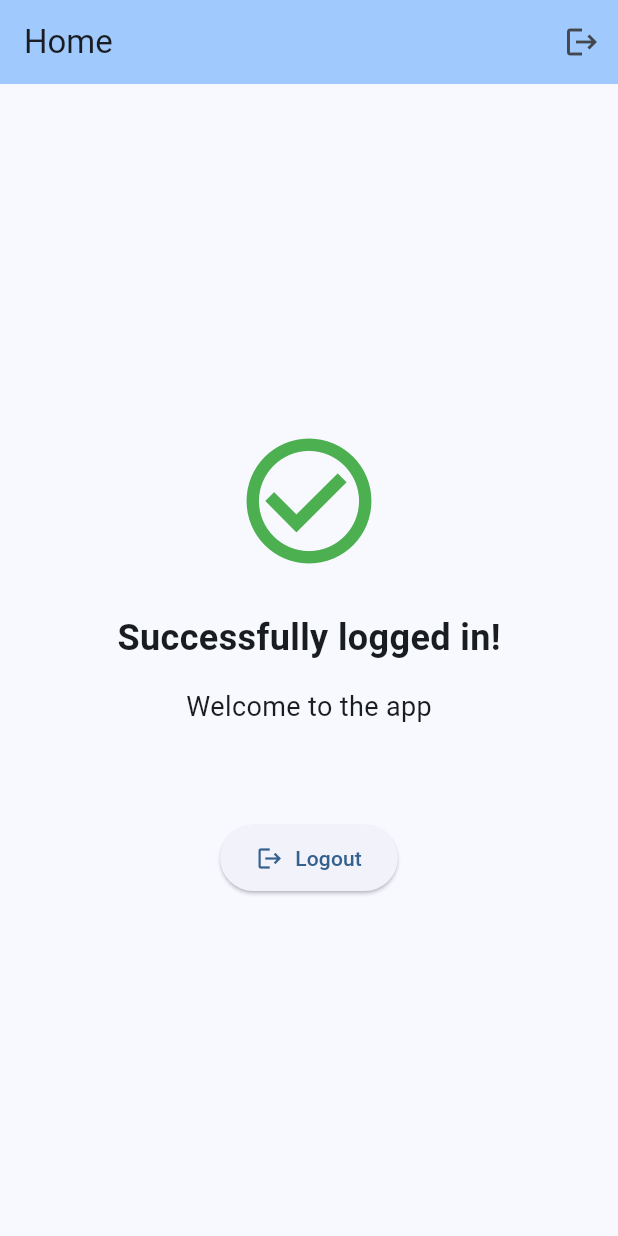
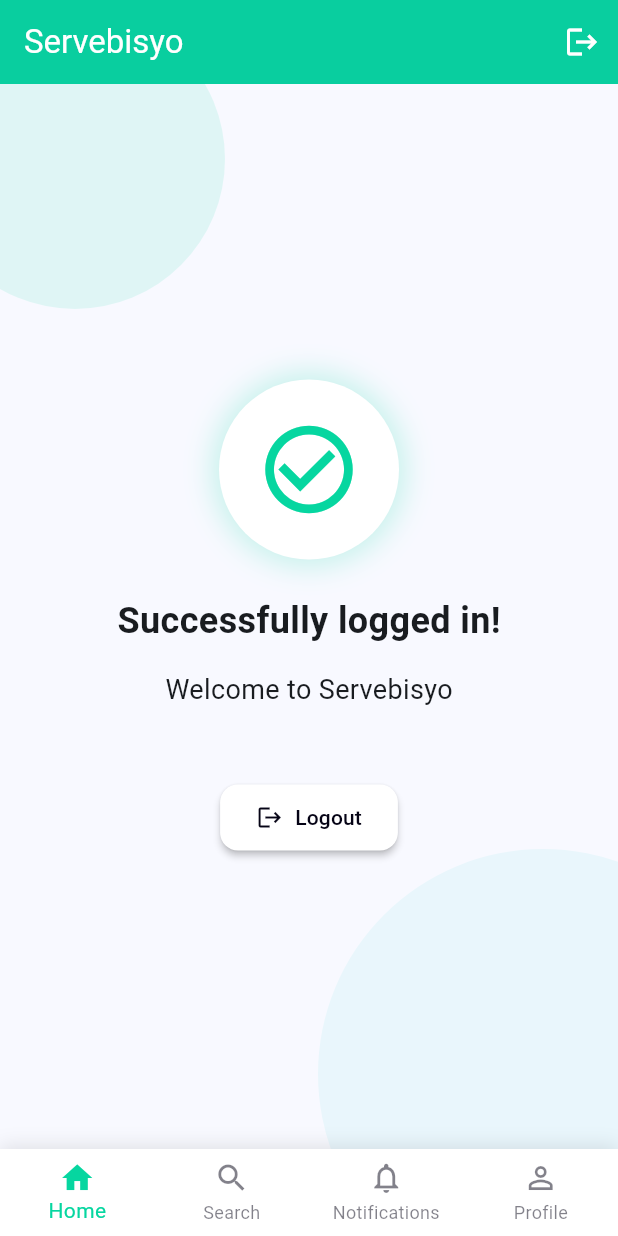
Before and after one commit to KboyVillahermosa/Mobile_App_Flutter_SQLITE, a Flutter app: the HomeScreen screen opened directly, on a phone screen of 412 x 824 dp. Run offline on Flutter 3.47's test engine with Material 3 defaults, Android fonts, the light colour scheme and no system bars; our stand-ins replace image_picker, random_string, sqflite; accounts and stored records are empty.

```diff
--- a/lib/screens/home_screen.dart
+++ b/lib/screens/home_screen.dart
@@ -2,7 +2,16 @@
 import 'login_screen.dart';
 import 'user_profile_screen.dart';
 
-class HomeScreen extends StatelessWidget {
+// Color palette definition - consistent with other screens
+class AppColors {
+  static const textColor = Color(0xFF050315);
+  static const backgroundColor = Color(0xFFFBFBFE);
+  static const primaryColor = Color(0xFF06D6A0);
+  static const secondaryColor = Color(0xFF64DFDF);
+  static const accentColor = Color(0xFF80FFDB);
+}
+
+class HomeScreen extends StatefulWidget {
   final String? phoneNumber; // Make it nullable with ?
 
   const HomeScreen({
@@ -11,11 +20,38 @@
   });
 
   @override
+  State<HomeScreen> createState() => _HomeScreenState();
+}
+
+class _HomeScreenState extends State<HomeScreen> {
+  int _selectedIndex = 0;
+
+  void _onItemTapped(int index) {
+    setState(() {
+      _selectedIndex = index;
+    });
+
+    // Handle navigation to profile screen
+    if (index == 3 && widget.phoneNumber != null) {
+      Navigator.push(
+        context,
+        MaterialPageRoute(
+          builder: (context) => UserProfileScreen(
+            phoneNumber: widget.phoneNumber!,
+          ),
+        ),
+      );
+    }
+  }
+
+  @override
   Widget build(BuildContext context) {
     return Scaffold(
       appBar: AppBar(
-        title: const Text('Home'),
-        backgroundColor: Theme.of(context).colorScheme.inversePrimary,
+        title: const Text('Servebisyo'),
+        backgroundColor: AppColors.primaryColor,
+        foregroundColor: Colors.white,
+        elevation: 2,
         actions: [
           IconButton(
             icon: const Icon(Icons.logout),
@@ -29,14 +65,34 @@
           ),
         ],
       ),
-      body: Center(
+      body: Stack(
+        children: [
+          // Background pattern
+          const PatternBackground(),
+
+          Center(
             child: Column(
               mainAxisAlignment: MainAxisAlignment.center,
               children: [
-            const Icon(
+                Container(
+                  width: 120,
+                  height: 120,
+                  decoration: BoxDecoration(
+                    color: Colors.white,
+                    shape: BoxShape.circle,
+                    boxShadow: [
+                      BoxShadow(
+                        color: AppColors.primaryColor.withOpacity(0.2),
+                        blurRadius: 15,
+                        spreadRadius: 5,
+                      ),
+                    ],
+                  ),
+                  child: Icon(
                     Icons.check_circle_outline,
-              color: Colors.green,
-              size: 100,
+                    color: AppColors.primaryColor,
+                    size: 70,
+                  ),
                 ),
                 const SizedBox(height: 24),
                 const Text(
@@ -45,32 +101,21 @@
                 ),
                 const SizedBox(height: 16),
                 const Text(
-              'Welcome to the app',
+                  'Welcome to Servebisyo',
                   style: TextStyle(fontSize: 18),
                 ),
-            const SizedBox(height: 48),
-            if (phoneNumber != null) // Only show profile button if we have a phone number
-              ElevatedButton.icon(
-                onPressed: () {
-                  Navigator.push(
-                    context,
-                    MaterialPageRoute(
-                      builder: (context) => UserProfileScreen(
-                        phoneNumber: phoneNumber!,
-                      ),
-                    ),
-                  );
-                },
-                icon: const Icon(Icons.person),
-                label: const Text('View Profile'),
-                style: ElevatedButton.styleFrom(
-                  padding: const EdgeInsets.symmetric(
-                    horizontal: 24,
-                    vertical: 12,
+                if (widget.phoneNumber != null)
+                  Padding(
+                    padding: const EdgeInsets.only(top: 8.0),
+                    child: Text(
+                      'Phone: ${widget.phoneNumber}',
+                      style: TextStyle(
+                        fontSize: 16,
+                        color: AppColors.textColor.withOpacity(0.7),
                       ),
                     ),
                   ),
-            const SizedBox(height: 16),
+                const SizedBox(height: 48),
                 ElevatedButton.icon(
                   onPressed: () {
                     Navigator.pushAndRemoveUntil(
@@ -82,11 +127,62 @@
                   icon: const Icon(Icons.logout),
                   label: const Text('Logout'),
                   style: ElevatedButton.styleFrom(
+                    backgroundColor: Colors.white,
+                    foregroundColor: AppColors.textColor,
                     padding: const EdgeInsets.symmetric(
                       horizontal: 24,
                       vertical: 12,
                     ),
+                    shape: RoundedRectangleBorder(
+                      borderRadius: BorderRadius.circular(12),
                     ),
+                    elevation: 2,
+                  ),
+                ),
+              ],
+            ),
+          ),
+        ],
+      ),
+      bottomNavigationBar: Container(
+        decoration: BoxDecoration(
+          color: Colors.white,
+          boxShadow: [
+            BoxShadow(
+              color: Colors.black.withOpacity(0.1),
+              blurRadius: 10,
+              offset: const Offset(0, -2),
+            ),
+          ],
+        ),
+        child: BottomNavigationBar(
+          currentIndex: _selectedIndex,
+          onTap: _onItemTapped,
+          backgroundColor: Colors.white,
+          selectedItemColor: AppColors.primaryColor,
+          unselectedItemColor: AppColors.textColor.withOpacity(0.5),
+          type: BottomNavigationBarType.fixed,
+          elevation: 0,
+          items: const [
+            BottomNavigationBarItem(
+              icon: Icon(Icons.home_outlined),
+              activeIcon: Icon(Icons.home),
+              label: 'Home',
+            ),
+            BottomNavigationBarItem(
+              icon: Icon(Icons.search_outlined),
+              activeIcon: Icon(Icons.search),
+              label: 'Search',
+            ),
+            BottomNavigationBarItem(
+              icon: Icon(Icons.notifications_outlined),
+              activeIcon: Icon(Icons.notifications),
+              label: 'Notifications',
+            ),
+            BottomNavigationBarItem(
+              icon: Icon(Icons.person_outline),
+              activeIcon: Icon(Icons.person),
+              label: 'Profile',
             ),
           ],
         ),
@@ -94,3 +190,46 @@
     );
   }
 }
+
+// Pattern background class remains the same
+class PatternBackground extends StatelessWidget {
+  const PatternBackground({super.key});
+
+  @override
+  Widget build(BuildContext context) {
+    final size = MediaQuery.of(context).size;
+
+    return SizedBox(
+      width: size.width,
+      height: size.height,
+      child: Stack(
+        children: [
+          Positioned(
+            top: -50,
+            left: -50,
+            child: Container(
+              width: 200,
+              height: 200,
+              decoration: BoxDecoration(
+                color: AppColors.primaryColor.withOpacity(0.1),
+                shape: BoxShape.circle,
+              ),
+            ),
+          ),
+          Positioned(
+            bottom: -100,
+            right: -100,
+            child: Container(
+              width: 300,
+              height: 300,
+              decoration: BoxDecoration(
+                color: AppColors.secondaryColor.withOpacity(0.1),
+                shape: BoxShape.circle,
+              ),
+            ),
+          ),
+        ],
+      ),
+    );
+  }
+}
```
Lines whose indentation alone changed are shown as unchanged.
